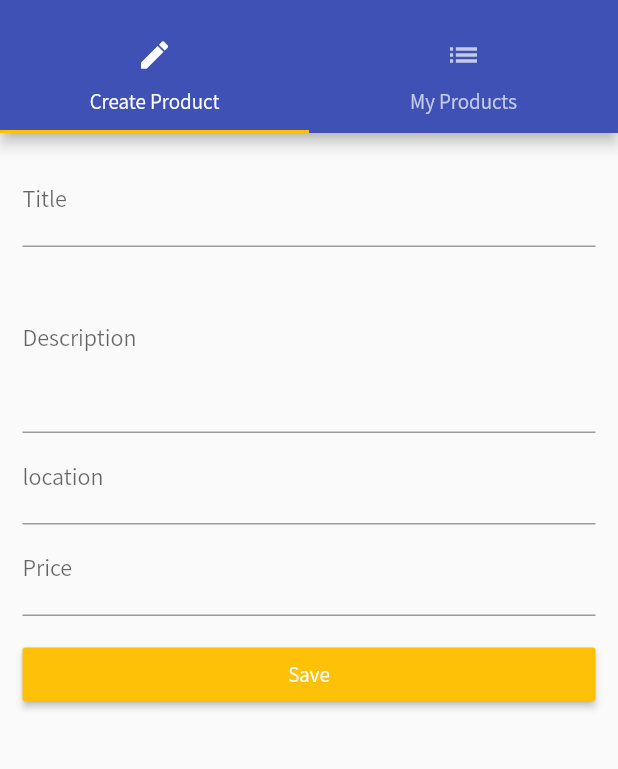
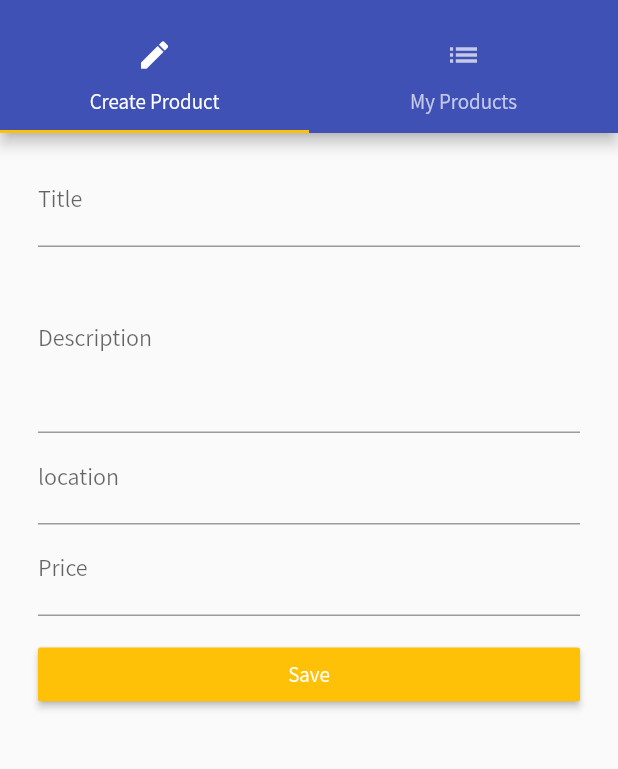
Before and after one commit to jar0m1r/flutplayground, a Flutter app: the ProductsAdminPage screen opened by its route, on a phone screen of 412 x 824 dp, the part 62-831 px from its top. Run offline on Flutter 3.47's test engine with Material 2 defaults, Android fonts, the phone set to English and light mode, and no system bars.

Commit message:
Add MediaQuery to CreateProductPage and AuthPage

```diff
--- a/lib/main.dart
+++ b/lib/main.dart
@@ -59,6 +59,7 @@ class _MyAppState extends State<MyApp>{
           primarySwatch: Colors.deepOrange,
           accentColor: Colors.amber,
           primaryColor: Colors.indigo,
+          buttonColor: Colors.amber,
           fontFamily: 'Assistant'
         ),
       //home: AuthPage(),
--- a/lib/pages/product_create.dart
+++ b/lib/pages/product_create.dart
@@ -85,9 +85,14 @@ class _ProductCreatePageState extends State<ProductCreatePage> {
 
   @override
   Widget build(BuildContext context) {
+    final double deviceWidth = MediaQuery.of(context).size.width;
+    final double targetWidth = deviceWidth > 550.0 ? 500.0 : deviceWidth * 0.95;
+    final double targetPadding = deviceWidth - targetWidth;
+
     return Container(
       margin: EdgeInsets.all(15.0),
       child: ListView(
+        padding: EdgeInsets.symmetric(horizontal: targetPadding / 2),
         children: <Widget>[
           _buildTitleTextField(),
           _buildDescriptionTextField(),
@@ -95,7 +100,6 @@ class _ProductCreatePageState extends State<ProductCreatePage> {
           _buildPriceTextField(),
           SizedBox(height: 15.0), //just some space between
           RaisedButton(
-            color: Theme.of(context).accentColor,
             textColor: Colors.white,
             child: Text('Save'),
             onPressed: _submitForm
```
Also changed, not shown: lib/pages/auth.dart (+9 -4 lines).
